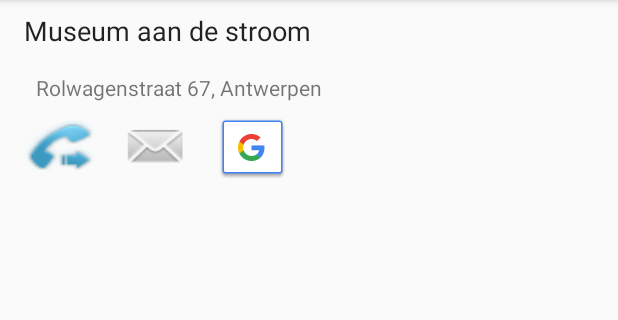
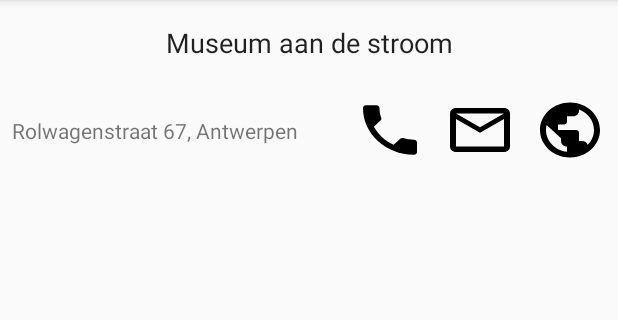
Before and after one commit to SHuygh/XploreBXL, an Android app: the fragment MuseumDetailFragment placed in its activity, on a phone screen of 412 x 824 dp, the part 84-404 px from its top. Run offline under Robolectric (Android 15) with nearby library versions, the phone set to English and light mode, and no system bars; 5 statements that could not run were skipped.

Commit message:
Layout museum detail + museum name (prevent ( and /)

```diff
--- a/app/src/main/java/be/ehb/xplorebxl/Model/Museum.java
+++ b/app/src/main/java/be/ehb/xplorebxl/Model/Museum.java
@@ -32,6 +32,12 @@
 
     public Museum(String recordId, String name, String city, String adres, String url, String tel, String email, double coordX, double coordY) {
         this.recordId = recordId;
+        if(name.contains("(")) {
+           name = name.split("[(]")[0];
+        }
+        if(name.contains("/")) {
+            name = name.split("[/]")[0];
+        }
         this.name = name;
         this.city = city;
         this.adres = adres;
--- /dev/null
+++ b/app/src/main/res/drawable/ic_cancel_black_24dp.xml
@@ -0,0 +1,9 @@
+<vector xmlns:android="http://schemas.android.com/apk/res/android"
+        android:width="24dp"
+        android:height="24dp"
+        android:viewportWidth="24.0"
+        android:viewportHeight="24.0">
+    <path
+        android:fillColor="#FF000000"
+        android:pathData="M12,2C6.47,2 2,6.47 2,12s4.47,10 10,10 10,-4.47 10,-10S17.53,2 12,2zM17,15.59L15.59,17 12,13.41 8.41,17 7,15.59 10.59,12 7,8.41 8.41,7 12,10.59 15.59,7 17,8.41 13.41,12 17,15.59z"/>
+</vector>
--- /dev/null
+++ b/app/src/main/res/drawable/ic_globe_44dp.xml
@@ -0,0 +1,4 @@
+<vector android:height="44dp" android:viewportHeight="24.0"
+    android:viewportWidth="24.0" android:width="44dp" xmlns:android="http://schemas.android.com/apk/res/android">
+    <path android:fillColor="#FF000000" android:pathData="M12,2C6.48,2 2,6.48 2,12s4.48,10 10,10 10,-4.48 10,-10S17.52,2 12,2zM11,19.93c-3.95,-0.49 -7,-3.85 -7,-7.93 0,-0.62 0.08,-1.21 0.21,-1.79L9,15v1c0,1.1 0.9,2 2,2v1.93zM17.9,17.39c-0.26,-0.81 -1,-1.39 -1.9,-1.39h-1v-3c0,-0.55 -0.45,-1 -1,-1L8,12v-2h2c0.55,0 1,-0.45 1,-1L11,7h2c1.1,0 2,-0.9 2,-2v-0.41c2.93,1.19 5,4.06 5,7.41 0,2.08 -0.8,3.97 -2.1,5.39z"/>
+</vector>
--- /dev/null
+++ b/app/src/main/res/drawable/ic_mail_outline_44dp.xml
@@ -0,0 +1,4 @@
+<vector android:height="44dp" android:viewportHeight="24.0"
+    android:viewportWidth="24.0" android:width="44dp" xmlns:android="http://schemas.android.com/apk/res/android">
+    <path android:fillColor="#FF000000" android:pathData="M20,4L4,4c-1.1,0 -1.99,0.9 -1.99,2L2,18c0,1.1 0.9,2 2,2h16c1.1,0 2,-0.9 2,-2L22,6c0,-1.1 -0.9,-2 -2,-2zM20,18L4,18L4,8l8,5 8,-5v10zM12,11L4,6h16l-8,5z"/>
+</vector>
--- /dev/null
+++ b/app/src/main/res/drawable/ic_phone_44dp.xml
@@ -0,0 +1,4 @@
+<vector android:height="44dp" android:viewportHeight="24.0"
+    android:viewportWidth="24.0" android:width="44dp" xmlns:android="http://schemas.android.com/apk/res/android">
+    <path android:fillColor="#FF000000" android:pathData="M6.62,10.79c1.44,2.83 3.76,5.14 6.59,6.59l2.2,-2.2c0.27,-0.27 0.67,-0.36 1.02,-0.24 1.12,0.37 2.33,0.57 3.57,0.57 0.55,0 1,0.45 1,1V20c0,0.55 -0.45,1 -1,1 -9.39,0 -17,-7.61 -17,-17 0,-0.55 0.45,-1 1,-1h3.5c0.55,0 1,0.45 1,1 0,1.25 0.2,2.45 0.57,3.57 0.11,0.35 0.03,0.74 -0.25,1.02l-2.2,2.2z"/>
+</vector>
--- a/app/src/main/res/layout/content_main.xml
+++ b/app/src/main/res/layout/content_main.xml
@@ -16,7 +16,7 @@
         android:layout_height="wrap_content"
         android:layout_marginEnd="8dp"
         android:layout_marginTop="8dp"
-        android:background="@android:drawable/ic_menu_close_clear_cancel"
+        android:background="@drawable/ic_cancel_black_24dp"
         android:visibility="gone"
         app:layout_constraintEnd_toEndOf="parent"
         app:layout_constraintTop_toTopOf="parent" />
--- a/app/src/main/res/layout/fragment_museum_detail.xml
+++ b/app/src/main/res/layout/fragment_museum_detail.xml
@@ -4,6 +4,7 @@
     android:id="@+id/frameLayout2"
     android:layout_width="match_parent"
     android:layout_height="wrap_content"
+    android:paddingBottom="8dp"
     tools:context="be.ehb.xplorebxl.View.Fragments.MuseumDetailFragment"
     tools:layout_editor_absoluteY="81dp">
 
@@ -13,64 +14,76 @@
         android:id="@+id/tv_detail_museum_name"
         android:layout_width="0dp"
         android:layout_height="wrap_content"
-        android:layout_marginBottom="8dp"
-        android:layout_marginEnd="64dp"
-        android:layout_marginStart="16dp"
-        android:layout_marginTop="8dp"
+        android:layout_marginEnd="32dp"
+        android:layout_marginStart="32dp"
+        android:layout_marginTop="16dp"
         android:text="Museum aan de stroom"
+        android:textAlignment="center"
         android:textAppearance="@android:style/TextAppearance.Material.Large"
         android:textSize="18sp"
-        app:layout_constraintBottom_toTopOf="@+id/tv_detail_museum_address"
         app:layout_constraintEnd_toEndOf="parent"
         app:layout_constraintStart_toStartOf="parent"
         app:layout_constraintTop_toTopOf="parent" />
 
     <TextView
         android:id="@+id/tv_detail_museum_address"
+        android:layout_width="0dp"
+        android:layout_height="wrap_content"
+        android:layout_marginEnd="8dp"
+        android:layout_marginStart="8dp"
+        android:layout_marginTop="24dp"
+        android:text="Rolwagenstraat 67, Antwerpen"
+        app:layout_constraintBottom_toBottomOf="parent"
+        app:layout_constraintEnd_toStartOf="@+id/constraintLayout"
+        app:layout_constraintStart_toStartOf="parent"
+        app:layout_constraintTop_toBottomOf="@+id/tv_detail_museum_name" />
+
+    <android.support.constraint.ConstraintLayout
+        android:id="@+id/constraintLayout"
         android:layout_width="wrap_content"
         android:layout_height="wrap_content"
-        android:layout_marginBottom="60dp"
-        android:layout_marginStart="8dp"
-        android:layout_marginTop="8dp"
-        android:text="Rolwagenstraat 67, Antwerpen"
+        android:layout_marginEnd="8dp"
+        android:layout_marginTop="24dp"
+        android:minHeight="44dp"
+        app:layout_constraintEnd_toEndOf="parent"
+        app:layout_constraintTop_toBottomOf="@+id/tv_detail_museum_name">
+
+        <Button
+            android:id="@+id/btn_detail_museum_website"
+            style="@style/Widget.AppCompat.Button.Small"
+            android:layout_width="wrap_content"
+            android:layout_height="44dp"
+            android:layout_marginStart="12dp"
+            android:background="@drawable/ic_globe_44dp"
+            android:elevation="0dp"
+            android:focusable="false"
             app:layout_constraintBottom_toBottomOf="parent"
-        app:layout_constraintStart_toStartOf="@+id/tv_detail_museum_name"
-        app:layout_constraintTop_toBottomOf="@+id/tv_detail_museum_name" />
+            app:layout_constraintEnd_toEndOf="parent"
+            app:layout_constraintStart_toEndOf="@+id/btn_detail_museum_mail"
+            app:layout_constraintTop_toTopOf="parent" />
 
         <Button
             android:id="@+id/btn_detail_museum_phone"
             style="@style/Widget.AppCompat.Button.Small"
             android:layout_width="wrap_content"
             android:layout_height="44dp"
-        android:layout_marginBottom="8dp"
-        android:layout_marginStart="16dp"
-        android:background="@android:drawable/stat_sys_phone_call_forward"
+            android:background="@drawable/ic_phone_44dp"
             android:focusable="false"
             app:layout_constraintBottom_toBottomOf="parent"
-        app:layout_constraintStart_toStartOf="parent" />
+            app:layout_constraintStart_toStartOf="parent"
+            app:layout_constraintTop_toTopOf="parent" />
 
         <Button
             android:id="@+id/btn_detail_museum_mail"
             style="@style/Widget.AppCompat.Button.Small"
             android:layout_width="wrap_content"
             android:layout_height="44dp"
-        android:layout_marginStart="16dp"
-        android:background="@android:drawable/sym_action_email"
+            android:layout_marginStart="12dp"
+            android:background="@drawable/ic_mail_outline_44dp"
             android:focusable="false"
-        app:layout_constraintBottom_toBottomOf="@+id/btn_detail_museum_phone"
+            app:layout_constraintBottom_toBottomOf="parent"
             app:layout_constraintStart_toEndOf="@+id/btn_detail_museum_phone"
-        app:layout_constraintTop_toTopOf="@+id/btn_detail_museum_phone" />
-
-    <Button
-        android:id="@+id/btn_detail_museum_website"
-        style="@style/Widget.AppCompat.Button.Small"
-        android:layout_width="wrap_content"
-        android:layout_height="44dp"
-        android:layout_marginStart="16dp"
-        android:background="@drawable/common_google_signin_btn_icon_dark"
-        android:focusable="false"
-        app:layout_constraintBottom_toBottomOf="@+id/btn_detail_museum_mail"
-        app:layout_constraintStart_toEndOf="@+id/btn_detail_museum_mail"
-        app:layout_constraintTop_toTopOf="@+id/btn_detail_museum_mail" />
+            app:layout_constraintTop_toTopOf="parent" />
+    </android.support.constraint.ConstraintLayout>
 
 </android.support.constraint.ConstraintLayout>
```
Also changed, not shown: app/src/main/ic_globe-web.png (added). Lines whose indentation alone changed are shown as unchanged.
